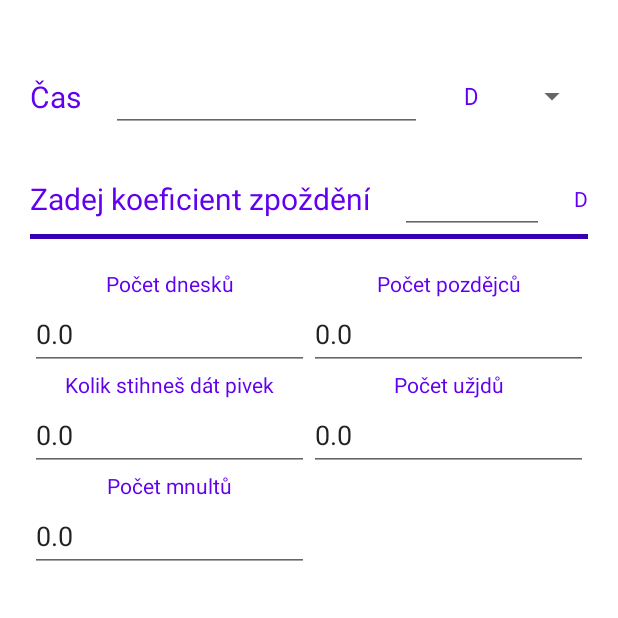
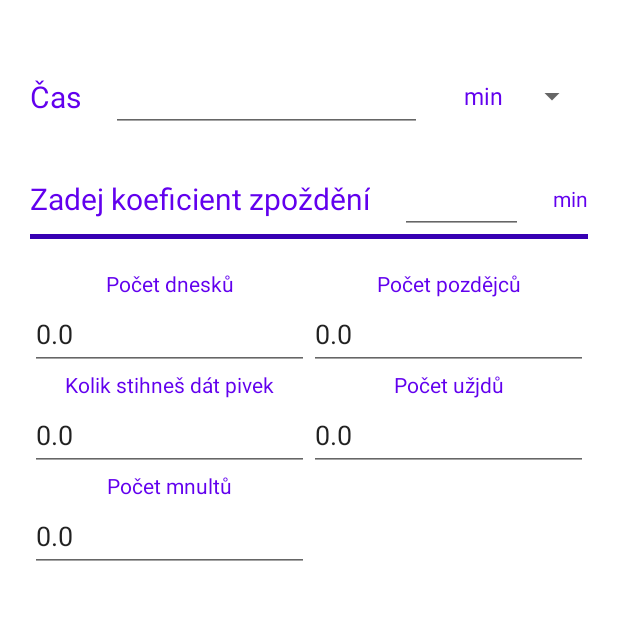
Before and after one commit to JohnDonutman/pickulacka, an Android app: the MainActivity screen opened directly, with no data from a screen before it, item 3 of the bottom bar chosen, on a phone screen of 412 x 824 dp, the top half of it. Run offline under Robolectric (Android 15) with nearby library versions, the phone set to English and light mode, and no system bars; our stand-ins replace AdMob.

```diff
--- a/app/build.gradle.kts
+++ b/app/build.gradle.kts
@@ -10,7 +10,7 @@ android {
         applicationId = "com.nyklundamade.pickulacka"
         minSdk = 26
         targetSdk = 34
-        versionCode = 1
+        versionCode = 3
         versionName = "1.0"
 
         testInstrumentationRunner = "androidx.test.runner.AndroidJUnitRunner"
--- a/app/src/main/java/com/nyklundamade/pickulacka/fragmenty/CasFragment.java
+++ b/app/src/main/java/com/nyklundamade/pickulacka/fragmenty/CasFragment.java
@@ -147,7 +147,7 @@ public class CasFragment extends Fragment {
                 android.R.layout.simple_spinner_item, znacky);
         znackyAdapter.setDropDownViewResource(android.R.layout.simple_spinner_dropdown_item);
         jednotkySpinner.setAdapter(znackyAdapter);
-        jednotkySpinner.setSelection(3);
+        jednotkySpinner.setSelection(1);
 
         aktualniZnacka = CasEnum.fromString((String) jednotkySpinner.getSelectedItem());
 
@@ -596,6 +596,7 @@ public class CasFragment extends Fragment {
         String zpozdeniString = editable.toString();
 
         if (zpozdeniString.isEmpty()) {
+            casAktualni = casAktualni - zpozdeniAktualni;
             zpozdeniString = "0";
         }
 
--- a/app/src/main/res/layout/activity_main.xml
+++ b/app/src/main/res/layout/activity_main.xml
@@ -16,7 +16,7 @@
             android:layout_centerHorizontal="true"
             android:layout_alignParentBottom="true"
             ads:adSize="BANNER"
-            ads:adUnitId="ca-app-pub-3940256099942544/6300978111">
+            ads:adUnitId="ca-app-pub-6504379685745326/4430857806">
     </com.google.android.gms.ads.AdView>
 
     <androidx.viewpager2.widget.ViewPager2
--- a/app/src/main/res/layout/fragment_cas.xml
+++ b/app/src/main/res/layout/fragment_cas.xml
@@ -26,6 +26,7 @@
             android:ems="20"
             android:id="@+id/editTextCas"
             android:minHeight="48sp"
+            android:importantForAccessibility="no"
             android:importantForAutofill="no"/>
     <Spinner
             android:layout_width="wrap_content"
@@ -34,6 +35,8 @@
             app:layout_constraintBottom_toBottomOf="@id/editTextCas"
             app:layout_constraintEnd_toEndOf="parent"
             android:id="@+id/spinnerJendotkyCas"
+            android:importantForAccessibility="no"
+            android:minWidth="48sp"
             android:minHeight="48sp"/>
     <TextView
             android:text="@string/koeficient_zpozdeni"
@@ -55,6 +58,8 @@
             android:ems="20"
             android:id="@+id/editTextZpozdeni"
             android:minHeight="48sp"
+            android:minWidth="48sp"
+            android:importantForAccessibility="no"
             android:importantForAutofill="no"/>
     <TextView
             android:text=""
@@ -96,6 +101,7 @@
             android:ems="10"
             android:id="@+id/editTextDnesk"
             android:minHeight="48dp"
+            android:importantForAccessibility="no"
             android:importantForAutofill="no"/>
     <TextView
             android:text="@string/pozdejc"
@@ -115,6 +121,7 @@
             android:inputType="number|numberDecimal"
             android:ems="10"
             android:id="@+id/editTextPozdejc"
+            android:importantForAccessibility="no"
             android:importantForAutofill="no"
             android:minHeight="48dp"/>
     <TextView
@@ -135,6 +142,7 @@
             android:ems="10"
             android:id="@+id/editTextPivko"
             android:minHeight="48dp"
+            android:importantForAccessibility="no"
             android:importantForAutofill="no"/>
     <TextView
             android:text="@string/uzjdu"
@@ -154,6 +162,7 @@
             android:ems="10"
             android:id="@+id/editTextUzjdu"
             android:minHeight="48dp"
+            android:importantForAccessibility="no"
             android:importantForAutofill="no"/>
     <TextView
             android:text="@string/mnult"
@@ -173,5 +182,6 @@
             android:ems="10"
             android:id="@+id/editTextMnult"
             android:minHeight="48dp"
+            android:importantForAccessibility="no"
             android:importantForAutofill="no"/>
 </androidx.constraintlayout.widget.ConstraintLayout>
--- a/app/src/main/res/layout/fragment_objem.xml
+++ b/app/src/main/res/layout/fragment_objem.xml
@@ -26,6 +26,7 @@
             android:ems="20"
             android:id="@+id/editTextObjem"
             android:minHeight="48sp"
+            android:importantForAccessibility="no"
             android:importantForAutofill="no"/>
     <Spinner
             android:layout_width="wrap_content"
@@ -34,6 +35,7 @@
             app:layout_constraintBottom_toBottomOf="@id/editTextObjem"
             app:layout_constraintEnd_toEndOf="parent"
             android:id="@+id/spinnerJendotkyObjem"
+            android:minWidth="48sp"
             android:minHeight="48sp"/>
     <View
             android:id="@+id/divider"
@@ -67,6 +69,7 @@
             android:ems="10"
             android:id="@+id/editTextUruguayskyPytel"
             android:minHeight="48dp"
+            android:importantForAccessibility="no"
             android:importantForAutofill="no"/>
     <TextView
             android:text="@string/brazilsky_pytel"
@@ -86,6 +89,7 @@
             android:inputType="number|numberDecimal"
             android:ems="10"
             android:id="@+id/editTextBrazilskyPytel"
+            android:importantForAccessibility="no"
             android:importantForAutofill="no"
             android:minHeight="48dp"/>
     <TextView
@@ -106,5 +110,6 @@
             android:ems="10"
             android:id="@+id/editTextFabieNadrz"
             android:minHeight="48dp"
+            android:importantForAccessibility="no"
             android:importantForAutofill="no"/>
 </androidx.constraintlayout.widget.ConstraintLayout>
--- a/app/src/main/res/layout/fragment_plocha.xml
+++ b/app/src/main/res/layout/fragment_plocha.xml
@@ -25,6 +25,7 @@
             android:ems="20"
             android:id="@+id/editTextPlocha"
             android:minHeight="48sp"
+            android:importantForAccessibility="no"
             android:importantForAutofill="no"/>
     <Spinner
             android:layout_width="wrap_content"
@@ -33,6 +34,8 @@
             app:layout_constraintBottom_toBottomOf="@id/editTextPlocha"
             app:layout_constraintEnd_toEndOf="parent"
             android:id="@+id/spinnerJendotkyPlocha"
+            android:importantForAccessibility="no"
+            android:minWidth="48sp"
             android:minHeight="48sp"/>
     <View
             android:id="@+id/divider"
@@ -66,6 +69,7 @@
             android:ems="10"
             android:id="@+id/editTextStadiony"
             android:minHeight="48dp"
+            android:importantForAccessibility="no"
             android:importantForAutofill="no"/>
     <TextView
             android:text="@string/vaclavaky"
@@ -86,6 +90,7 @@
             android:ems="10"
             android:id="@+id/editTextVaclavaky"
             android:importantForAutofill="no"
+            android:importantForAccessibility="no"
             android:minHeight="48dp"/>
     <TextView
             android:text="@string/bzilion"
--- a/app/src/main/res/layout/fragment_prdy.xml
+++ b/app/src/main/res/layout/fragment_prdy.xml
@@ -20,6 +20,7 @@
             android:minHeight="48sp"
             android:max="17"
             android:progress="8"
+            android:importantForAccessibility="no"
             android:id="@+id/seekBarPrduchovoCislo"/>
     <TableLayout
             android:layout_width="match_parent"
@@ -77,6 +78,7 @@
             android:layout_width="match_parent"
             android:layout_height="wrap_content"
             android:minHeight="48sp"
+            android:importantForAccessibility="no"
             android:id="@+id/seekBarPrdZvuk"/>
     <TableLayout
             android:layout_width="match_parent"
```
Also changed, not shown: app/src/main/res/layout/fragment_vzdalenost.xml (+39 -9 lines).
